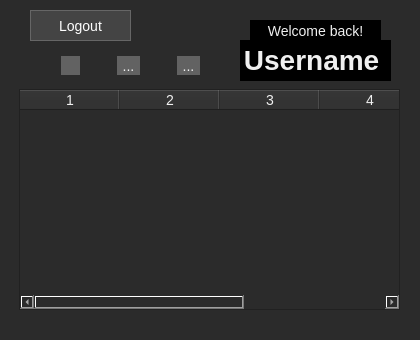
Old version of the form app/ui/dashboard.ui in the repository DrMemezo/pass_manager.
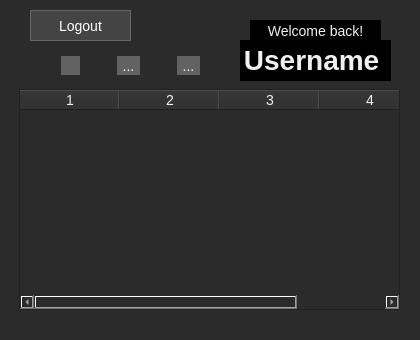
New version of the form. Icons and pictures are not drawn.

```diff
--- a/app/ui/dashboard.ui
+++ b/app/ui/dashboard.ui
@@ -110,13 +110,12 @@
         <bool>true</bool>
        </property>
        <property name="columnCount">
-        <number>5</number>
+        <number>4</number>
        </property>
        <column/>
        <column/>
        <column/>
        <column/>
-       <column/>
       </widget>
      </item>
     </layout>
```
